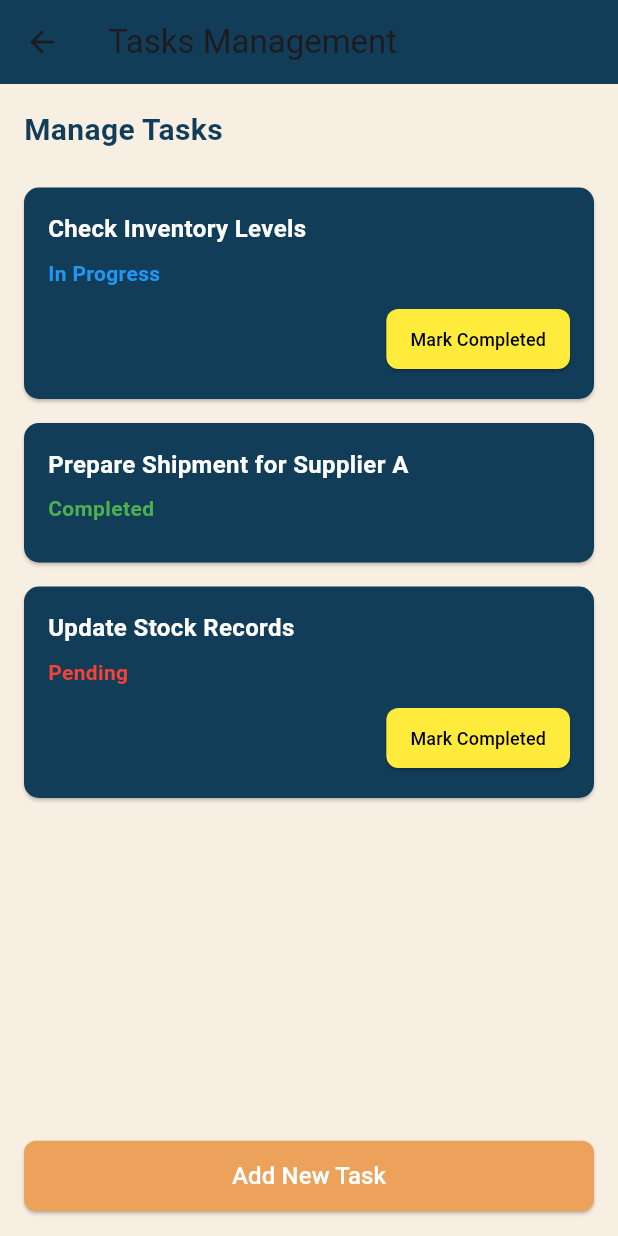
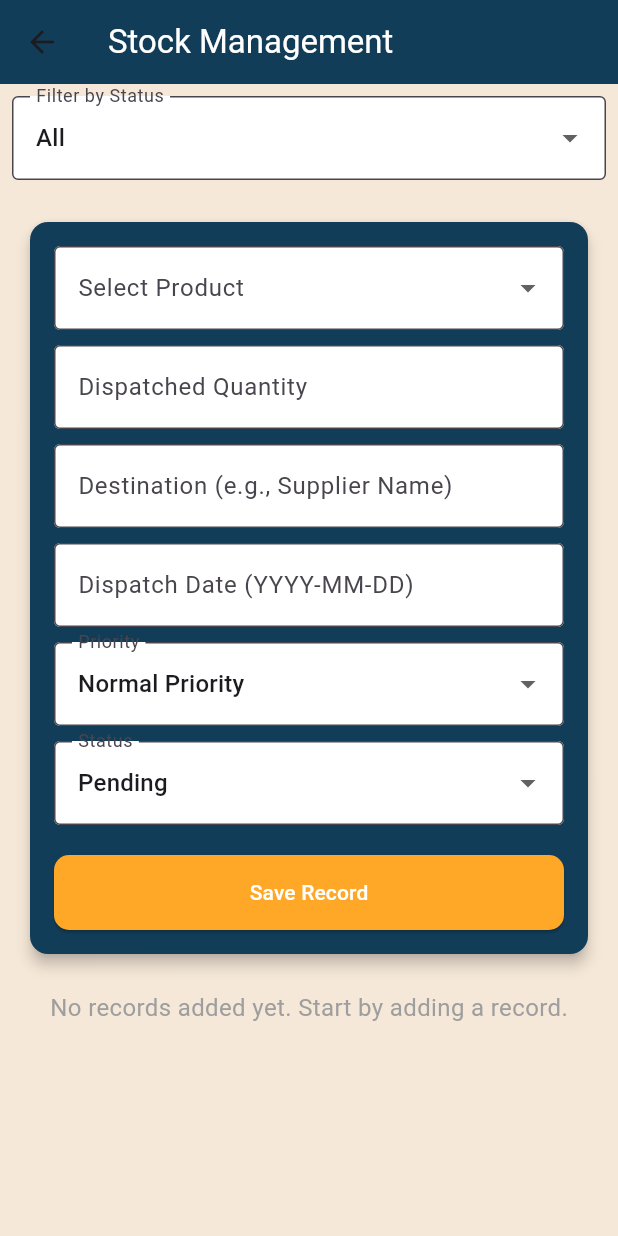
Before and after one commit to 07alizaa/stock_data_hub, a Flutter app: the TasksManagement screen opened directly, on a phone screen of 412 x 824 dp. Run offline on Flutter 3.47's test engine with Material 3 defaults, Android fonts, the light colour scheme and no system bars; our stand-ins replace cloud_firestore, firebase_auth, firebase_core, firebase_database, shared_preferences; missing offline and left inert: mailer; accounts and stored records are empty.

```diff
--- a/lib/WareHousePages/TaskManagementScreen.dart
+++ b/lib/WareHousePages/TaskManagementScreen.dart
@@ -1,109 +1,59 @@
 import 'package:flutter/material.dart';
 
 class TasksManagement extends StatefulWidget {
-  const TasksManagement({super.key});
-
   @override
   _TasksManagementState createState() => _TasksManagementState();
 }
 
 class _TasksManagementState extends State<TasksManagement> {
-  // A list of tasks for demonstration
-  List<Map<String, dynamic>> tasks = [
-    {"title": "Check Inventory Levels", "status": "In Progress"},
-    {"title": "Prepare Shipment for Supplier A", "status": "Completed"},
-    {"title": "Update Stock Records", "status": "Pending"},
-  ];
+  final _formKey = GlobalKey<FormState>();
+  String selectedProduct = '';
+  int dispatchedQuantity = 0;
+  String destination = '';
+  String dispatchDate = '';
+  String notes = '';
+  String status = 'Pending';
+  String priority = 'Normal Priority';
 
-  // Function to mark a task as completed
-  void _markAsCompleted(int index) {
-    setState(() {
-      tasks[index]["status"] = "Completed";
-    });
-  }
+  // Dummy data for inventory products
+  final List<String> inventoryProducts = ['Product A', 'Product B', 'Product C'];
+
+  // List to hold outgoing stock records
+  final List<Map<String, dynamic>> outgoingStockRecords = [];
+
+  // Status filter
+  String statusFilter = 'All';
 
   @override
   Widget build(BuildContext context) {
     return Scaffold(
-      backgroundColor: const Color(0xFFF8EFE3), // Beige background
       appBar: AppBar(
-        backgroundColor: const Color(0xFF123D59), // Blue-teal AppBar
-        title: const Text("Tasks Management"),
-      ),
-      body: Padding(
-        padding: const EdgeInsets.all(16.0),
-        child: Column(
-          crossAxisAlignment: CrossAxisAlignment.stretch,
-          children: [
-            // Header
-            const Text(
-              "Manage Tasks",
-              style: TextStyle(
-                fontSize: 20,
-                fontWeight: FontWeight.bold,
-                color: Color(0xFF123D59), // Blue-teal text
+        backgroundColor: const Color(0xFF123D59),
+        title: const Text(
+          'Stock Management',
+          style: TextStyle(color: Colors.white),
         ),
       ),
-            const SizedBox(height: 16),
-
-            // List of tasks
+      body: Container(
+        color: const Color(0xFFF5E8D8), // Beige background
+        child: Column(
+          children: [
+            // Filter dropdown below AppBar
+            Padding(
+              padding: const EdgeInsets.all(8.0),
+              child: _buildFilterDropdown(),
+            ),
+            // Wrapping Form and List in an expandable layout
             Expanded(
-              child: ListView.builder(
-                itemCount: tasks.length,
-                itemBuilder: (context, index) {
-                  return Card(
-                    margin: const EdgeInsets.symmetric(vertical: 8),
-                    shape: RoundedRectangleBorder(
-                      borderRadius: BorderRadius.circular(10),
-                    ),
-                    color: const Color(0xFF123D59), // Blue-teal background
+              child: SingleChildScrollView(
                 child: Padding(
                   padding: const EdgeInsets.all(16.0),
                   child: Column(
-                        crossAxisAlignment: CrossAxisAlignment.start,
                     children: [
-                          Text(
-                            tasks[index]["title"],
-                            style: const TextStyle(
-                              fontSize: 16,
-                              fontWeight: FontWeight.bold,
-                              color: Colors.white, // White text
-                            ),
-                          ),
-                          const SizedBox(height: 8),
-                          Text(
-                            tasks[index]["status"],
-                            style: TextStyle(
-                              fontSize: 14,
-                              fontWeight: FontWeight.bold,
-                              color: tasks[index]["status"] == "Completed"
-                                  ? Colors.green
-                                  : tasks[index]["status"] == "In Progress"
-                                  ? Colors.blue
-                                  : Colors.red,
-                            ),
-                          ),
-                          const SizedBox(height: 10),
-                          if (tasks[index]["status"] != "Completed")
-                            Align(
-                              alignment: Alignment.centerRight,
-                              child: ElevatedButton(
-                                style: ElevatedButton.styleFrom(
-                                  backgroundColor: Colors.yellow, // Yellow button
-                                  shape: RoundedRectangleBorder(
-                                    borderRadius: BorderRadius.circular(8),
-                                  ),
-                                  padding: const EdgeInsets.symmetric(
-                                    vertical: 8,
-                                    horizontal: 16,
-                                  ),
-                                ),
-                                onPressed: () => _markAsCompleted(index),
-                                child: const Text(
-                                  "Mark Completed",
-                                  style: TextStyle(
-                                    fontSize: 12,
-                                    color: Colors.black, // Black text for contrast
+                      _buildForm(),
+                      const SizedBox(height: 20),
+                      _buildOutgoingStockList(),
+                    ],
                   ),
                 ),
               ),
@@ -112,78 +62,251 @@ class _TasksManagementState extends State<TasksManagement> {
         ),
       ),
     );
+  }
+
+  Widget _buildForm() {
+    return Card(
+      elevation: 4,
+      color: const Color(0xFF123D59), // Blue background
+      shape: RoundedRectangleBorder(
+        borderRadius: BorderRadius.circular(12.0),
+      ),
+      child: Padding(
+        padding: const EdgeInsets.all(16.0),
+        child: Form(
+          key: _formKey,
+          child: Column(
+            children: [
+              // Product Selector
+              DropdownButtonFormField<String>(
+                value: selectedProduct.isNotEmpty ? selectedProduct : null,
+                decoration: const InputDecoration(
+                  labelText: 'Select Product',
+                  filled: true,
+                  fillColor: Colors.white,
+                  border: OutlineInputBorder(),
+                ),
+                dropdownColor: Colors.white,
+                items: inventoryProducts.map((product) {
+                  return DropdownMenuItem(
+                    value: product,
+                    child: Text(product),
+                  );
+                }).toList(),
+                onChanged: (value) {
+                  setState(() {
+                    selectedProduct = value!;
+                  });
+                },
+                validator: (value) =>
+                value == null || value.isEmpty ? 'Please select a product' : null,
+              ),
+              const SizedBox(height: 10),
+
+              // Quantity Field
+              _buildTextField('Dispatched Quantity', (value) {
+                dispatchedQuantity = int.tryParse(value!) ?? 0;
+              }, TextInputType.number),
+              const SizedBox(height: 10),
+
+              // Destination Field
+              _buildTextField('Destination (e.g., Supplier Name)', (value) {
+                destination = value!;
+              }, TextInputType.text),
+              const SizedBox(height: 10),
+
+              // Dispatch Date Field
+              _buildTextField('Dispatch Date (YYYY-MM-DD)', (value) {
+                dispatchDate = value!;
+              }, TextInputType.datetime),
+              const SizedBox(height: 10),
+
+              // Priority Field
+              DropdownButtonFormField<String>(
+                value: priority,
+                decoration: const InputDecoration(
+                  labelText: 'Priority',
+                  filled: true,
+                  fillColor: Colors.white,
+                  border: OutlineInputBorder(),
+                ),
+                items: ['Normal Priority', 'High Priority']
+                    .map((priority) => DropdownMenuItem(
+                  value: priority,
+                  child: Text(priority),
+                ))
+                    .toList(),
+                onChanged: (value) {
+                  setState(() {
+                    priority = value!;
+                  });
                 },
               ),
+              const SizedBox(height: 10),
+
+              // Status Field
+              DropdownButtonFormField<String>(
+                value: status,
+                decoration: const InputDecoration(
+                  labelText: 'Status',
+                  filled: true,
+                  fillColor: Colors.white,
+                  border: OutlineInputBorder(),
                 ),
+                items: ['Pending', 'In Progress', 'Dispatched']
+                    .map((status) => DropdownMenuItem(
+                  value: status,
+                  child: Text(status),
+                ))
+                    .toList(),
+                onChanged: (value) {
+                  setState(() {
+                    status = value!;
+                  });
+                },
+              ),
+              const SizedBox(height: 20),
 
-            // Add New Task Button
-            ElevatedButton(
+              // Save Button
+              SizedBox(
+                width: double.infinity,
+                child: ElevatedButton(
+                  onPressed: _saveOutgoingStock,
                   style: ElevatedButton.styleFrom(
-                backgroundColor: const Color(0xFFECA25B), // Warm orange color
+                    backgroundColor: const Color(0xFFFFA726), // Orange button
+                    padding: const EdgeInsets.symmetric(vertical: 15),
                     shape: RoundedRectangleBorder(
-                  borderRadius: BorderRadius.circular(8),
+                      borderRadius: BorderRadius.circular(10),
                     ),
-                padding: const EdgeInsets.symmetric(vertical: 12),
                   ),
-              onPressed: _addNewTaskDialog,
                   child: const Text(
-                "Add New Task",
-                style: TextStyle(
-                  fontSize: 16,
-                  color: Colors.white, // White text for good contrast
+                    'Save Record',
+                    style: TextStyle(color: Colors.white),
                   ),
                 ),
               ),
-          ], // Make sure this matches the start of `children`
+            ],
+          ),
         ),
       ),
     );
   }
 
-  // Function to show a dialog for adding a new task
-  void _addNewTaskDialog() {
-    final TextEditingController taskController = TextEditingController();
+  Widget _buildTextField(
+      String label,
+      Function(String?) onSaved,
+      TextInputType inputType,
+      ) {
+    return TextFormField(
+      decoration: InputDecoration(
+        labelText: label,
+        border: OutlineInputBorder(),
+        filled: true,
+        fillColor: Colors.white,
+      ),
+      keyboardType: inputType,
+      onChanged: onSaved,
+      validator: (value) {
+        if (value == null || value.isEmpty) {
+          return 'Please fill this field';
+        }
+        return null;
+      },
+    );
+  }
 
-    showDialog(
-      context: context,
-      builder: (context) {
-        return AlertDialog(
-          title: const Text("Add New Task"),
-          content: TextField(
-            controller: taskController,
+  Widget _buildFilterDropdown() {
+    return DropdownButtonFormField<String>(
+      value: statusFilter,
       decoration: const InputDecoration(
-              hintText: "Enter task name",
+        labelText: 'Filter by Status',
+        filled: true,
+        fillColor: Colors.white,
         border: OutlineInputBorder(),
       ),
+      items: ['All', 'Pending', 'In Progress', 'Dispatched']
+          .map((filter) => DropdownMenuItem(
+        value: filter,
+        child: Text(filter),
+      ))
+          .toList(),
+      onChanged: (value) {
+        setState(() {
+          statusFilter = value!;
+        });
+      },
+    );
+  }
+
+  Widget _buildOutgoingStockList() {
+    // Filter records based on the selected filter
+    final filteredRecords = outgoingStockRecords.where((record) {
+      if (statusFilter == 'All') return true;
+      return record['status'] == statusFilter;
+    }).toList();
+
+    return filteredRecords.isEmpty && outgoingStockRecords.isNotEmpty
+        ? Center(
+      child: Text(
+        'No records found for the selected filter.',
+        style: TextStyle(color: Colors.grey, fontSize: 16),
       ),
-          actions: [
-            TextButton(
-              onPressed: () {
-                Navigator.pop(context);
-              },
-              child: const Text(
-                "Cancel",
-                style: TextStyle(color: Colors.red),
+    )
+        : outgoingStockRecords.isEmpty
+        ? Center(
+      child: Text(
+        'No records added yet. Start by adding a record.',
+        style: TextStyle(color: Colors.grey, fontSize: 16),
+      ),
+    )
+        : ListView.builder(
+      itemCount: filteredRecords.length,
+      itemBuilder: (context, index) {
+        final record = filteredRecords[index];
+        return Card(
+          margin: const EdgeInsets.symmetric(vertical: 8),
+          shape: RoundedRectangleBorder(
+            borderRadius: BorderRadius.circular(10),
+          ),
+          child: ListTile(
+            title: Text('Product: ${record['product']}'),
+            subtitle: Text(
+              'Quantity: ${record['quantity']}\n'
+                  'Destination: ${record['destination']}\n'
+                  'Date: ${record['date']}\n'
+                  'Priority: ${record['priority']}\n'
+                  'Status: ${record['status']}',
             ),
           ),
-            ElevatedButton(
-              style: ElevatedButton.styleFrom(
-                backgroundColor: const Color(0xFF123D59), // Blue-teal button
-              ),
-              onPressed: () {
-                setState(() {
-                  tasks.add({
-                    "title": taskController.text,
-                    "status": "Pending",
-                  });
-                });
-                Navigator.pop(context);
-              },
-              child: const Text("Add"),
-            ),
-          ],
         );
       },
     );
   }
+
+  void _saveOutgoingStock() {
+    if (_formKey.currentState!.validate()) {
+      setState(() {
+        outgoingStockRecords.add({
+          'product': selectedProduct,
+          'quantity': dispatchedQuantity,
+          'destination': destination,
+          'date': dispatchDate,
+          'priority': priority,
+          'status': status,
+        });
+
+        // Reset form fields
+        selectedProduct = '';
+        dispatchedQuantity = 0;
+        destination = '';
+        dispatchDate = '';
+        priority = 'Normal Priority';
+        status = 'Pending';
+      });
+
+      ScaffoldMessenger.of(context).showSnackBar(
+        const SnackBar(content: Text('Stock record added successfully!')),
+      );
     }
+  }
+}
```
Also changed, not shown: lib/StockManagement/Stockmanagement.dart (deleted, +0 -255 lines), lib/WareHousePages/MainDashboard.dart (+0 -8 lines). Lines whose indentation alone changed are shown as unchanged.
